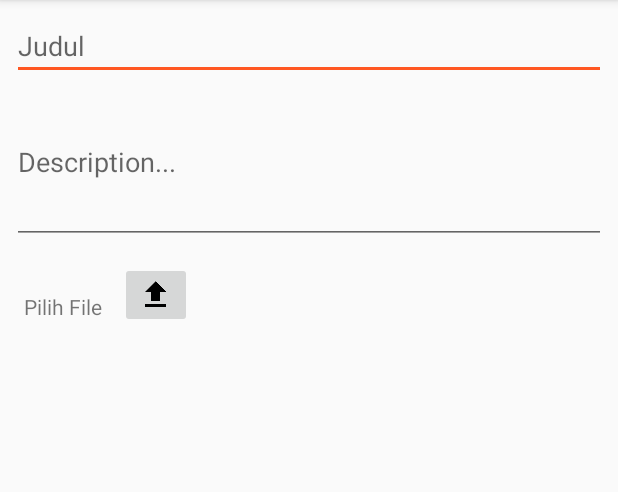
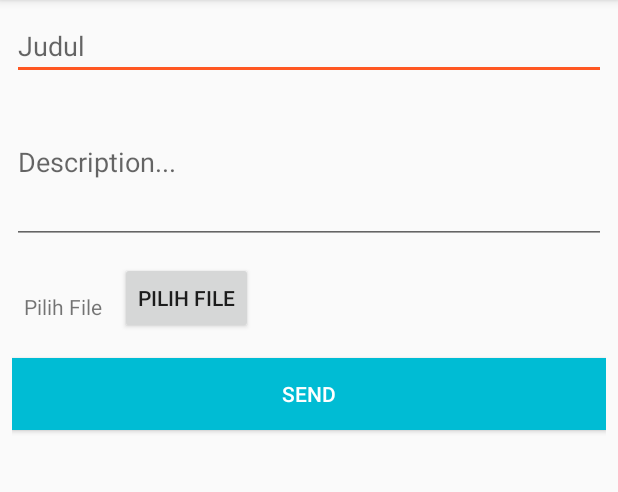
Before and after one commit to ElaNovita/PelinMobile, an Android app: the UploadMateri screen opened directly, with no data from a screen before it, on a phone screen of 412 x 824 dp, the part 84-576 px from its top. Run offline under Robolectric (Android 15) with nearby library versions, the phone set to English and light mode, and no system bars; network calls fail.

```diff
--- a/app/src/main/AndroidManifest.xml
+++ b/app/src/main/AndroidManifest.xml
@@ -2,6 +2,7 @@
 <manifest xmlns:android="http://schemas.android.com/apk/res/android"
     package="com.example.ela.pelinmobile">
     <uses-permission android:name="android.permission.INTERNET"/>
+    <uses-permission android:name="android.permission.READ_EXTERNAL_STORAGE"/>
 
     <application
         android:allowBackup="true"
--- a/app/src/main/java/com/example/ela/pelinmobile/Interface/MateriInterface.java
+++ b/app/src/main/java/com/example/ela/pelinmobile/Interface/MateriInterface.java
@@ -6,12 +6,15 @@ import java.util.List;
 
 import okhttp3.MultipartBody;
 import okhttp3.RequestBody;
+import okhttp3.ResponseBody;
 import retrofit2.Call;
+import retrofit2.http.DELETE;
 import retrofit2.http.GET;
 import retrofit2.http.Multipart;
 import retrofit2.http.POST;
 import retrofit2.http.Part;
 import retrofit2.http.Path;
+import retrofit2.http.Streaming;
 
 /**
  * Created by e on 20/04/16.
@@ -24,6 +27,14 @@ public interface MateriInterface {
 
     @Multipart
     @POST("groups/{groupId}/lessons")
-    Call<MateriModel> createMateri(@Path("groupId") int groupId, MateriModel materiModel, @Part MultipartBody.Part file);
+    Call<MateriModel> createMateri(@Path("groupId") int groupId,
+                                   @Part MultipartBody.Part files,
+                                   @Part("title") RequestBody title,
+                                   @Part("desc") RequestBody desc);
+
+    @DELETE("groups/{groupId}/lessons/{materiId}")
+    Call<ResponseBody> deleteMateri(@Path("groupId") int groupId, @Path("materiId") int materiId);
+
+
 
 }
--- a/app/src/main/java/com/example/ela/pelinmobile/UploadMateri.java
+++ b/app/src/main/java/com/example/ela/pelinmobile/UploadMateri.java
@@ -1,22 +1,26 @@
 package com.example.ela.pelinmobile;
 
 import android.content.Intent;
+import android.net.Uri;
 import android.os.Bundle;
 import android.support.v7.app.AppCompatActivity;
 import android.util.Log;
 import android.view.MenuItem;
 import android.view.View;
 import android.widget.Button;
-import android.widget.ImageButton;
-import android.widget.RelativeLayout;
+import android.widget.EditText;
 import android.widget.TextView;
+import android.widget.Toast;
 
-import com.example.ela.pelinmobile.Fragment.GroupDetail.MateriFragment;
 import com.example.ela.pelinmobile.Helper.RetrofitBuilder;
 import com.example.ela.pelinmobile.Interface.MateriInterface;
 import com.example.ela.pelinmobile.Model.MateriModel;
 
-import butterknife.Bind;
+import java.io.File;
+
+import okhttp3.MediaType;
+import okhttp3.MultipartBody;
+import okhttp3.RequestBody;
 import retrofit2.Call;
 import retrofit2.Callback;
 import retrofit2.Response;
@@ -26,12 +30,16 @@ import retrofit2.Response;
  */
 public class UploadMateri extends AppCompatActivity {
 
-    TextView TextuploadMateri, title;
-    Button btnSendMateri;
-    ImageButton upMateri;
+    EditText title, description;
+    TextView TextuploadMateri;
+    Button btnSendMateri, upMateri;
     private static final int PICKFILE_RESULT_CODE = 1;
-
+    File file;
+    RequestBody requestBody;
+    MediaType MEDIA_TYPE_PNG;
     String materiTitle, desc;
+    MultipartBody.Part requestFileBody;
+    RequestBody titles, descriptions;
 
     @Override
     protected void onCreate(Bundle savedInstanceState) {
@@ -46,8 +54,9 @@ public class UploadMateri extends AppCompatActivity {
 
         TextuploadMateri = (TextView) findViewById(R.id.uploadMateri);
         btnSendMateri = (Button) findViewById(R.id.sendMateri);
-        upMateri = (ImageButton) findViewById(R.id.upMateri);
-        title = (TextView) findViewById(R.id.materi_title);
+        upMateri = (Button) findViewById(R.id.upMateri);
+        title = (EditText) findViewById(R.id.materi_title);
+        description = (EditText) findViewById(R.id.desc);
 
         upMateri.setOnClickListener(new View.OnClickListener() {
             @Override
@@ -61,28 +70,14 @@ public class UploadMateri extends AppCompatActivity {
         btnSendMateri.setOnClickListener(new View.OnClickListener() {
             @Override
             public void onClick(View v) {
+                materiTitle = title.getText().toString();
+                desc = description.getText().toString();
 
-                materiTitle = title.getText().toString();
-                desc = TextuploadMateri.getText().toString();
+                titles = RequestBody.create(MediaType.parse("multipart/form-data"), materiTitle);
+                descriptions = RequestBody.create(MediaType.parse("multipart/form-data"), desc);
 
-//                MateriInterface materiInterface = new RetrofitBuilder(getApplicationContext()).getRetrofit().create(MateriInterface.class);
-//
-//                MateriModel materi = new MateriModel();
-//                materi.setTitle(materiTitle);
-//                materi.setDescription(desc);
-//
-//                Call<MateriModel> call = materiInterface.createMateri(groupId);
-//                call.enqueue(new Callback<MateriModel>() {
-//                    @Override
-//                    public void onResponse(Call<MateriModel> call, Response<MateriModel> response) {
-//
-//                    }
-//
-//                    @Override
-//                    public void onFailure(Call<MateriModel> call, Throwable t) {
-//
-//                    }
-//                });
+                sendFile(requestFileBody, titles, descriptions);
+
             }
         });
 
@@ -93,8 +88,21 @@ public class UploadMateri extends AppCompatActivity {
         switch (requestCode) {
             case PICKFILE_RESULT_CODE:
                 if (resultCode == RESULT_OK) {
-                    String FilePath = data.getData().getLastPathSegment();
-                    TextuploadMateri.setText(FilePath);
+
+
+                    String name = data.getData().getPath().toString();
+                    Uri uri = data.getData();
+
+                    Log.d("respon", "onActivityResult: " + uri.toString());
+
+
+                    File file = new File(uri.getPath());
+
+                    RequestBody requestFile = RequestBody.create(MediaType.parse("multipart/form-data"), file);
+                    requestFileBody = MultipartBody.Part.createFormData("file", file.getName(), requestFile);
+
+
+
                     btnSendMateri.setVisibility(View.VISIBLE);
                 }
                 break;
@@ -114,4 +122,22 @@ public class UploadMateri extends AppCompatActivity {
 
         return super.onOptionsItemSelected(item);
     }
+
+    private void sendFile(MultipartBody.Part files, RequestBody titles, RequestBody descriptions) {
+
+        MateriInterface materiInterface = new RetrofitBuilder(getApplicationContext()).getRetrofit().create(MateriInterface.class);
+        Call<MateriModel> call = materiInterface.createMateri(4, files, titles, descriptions);
+        call.enqueue(new Callback<MateriModel>() {
+            @Override
+            public void onResponse(Call<MateriModel> call, Response<MateriModel> response) {
+                Log.d("respon", "onResponse: respon " + response.code());
+            }
+
+            @Override
+            public void onFailure(Call<MateriModel> call, Throwable t) {
+                Log.e("respon", "onFailure: salah ", t);
+            }
+        });
+
+    }
 }
--- a/app/src/main/res/layout/add_materi.xml
+++ b/app/src/main/res/layout/add_materi.xml
@@ -11,6 +11,7 @@
         android:hint="Judul"
         android:layout_marginTop="8dp"/>
     <EditText
+        android:id="@+id/desc"
         android:layout_width="match_parent"
         android:layout_height="wrap_content"
         android:lines="4"
@@ -28,13 +29,13 @@
             android:text="Pilih File"
             android:layout_marginTop="20dp"
             android:layout_alignParentLeft="true"/>
-        <ImageButton
+        <Button
             android:id="@+id/upMateri"
             android:layout_width="wrap_content"
             android:layout_height="wrap_content"
             android:layout_toRightOf="@id/uploadMateri"
             android:layout_marginLeft="12dp"
-            android:src="@drawable/ic_file_upload_black_24dp"/>
+            android:text="pilih file"/>
     </RelativeLayout>
     <Button
         android:id="@+id/sendMateri"
@@ -42,8 +43,7 @@
         android:layout_height="wrap_content"
         android:background="@color/colorPrimary"
         android:textColor="@android:color/white"
-        android:text="Send File"
-        android:layout_marginTop="16dp"
-        android:visibility="invisible"/>
+        android:text="Send"
+        android:layout_marginTop="16dp"/>
 
 </LinearLayout>
```
Also changed, not shown: app/src/main/java/com/example/ela/pelinmobile/Adapter/ConfirmAdapter.java (+37 -5 lines), app/src/main/java/com/example/ela/pelinmobile/Adapter/MateriAdapter.java (+30 -1 lines), app/src/main/java/com/example/ela/pelinmobile/Fragment/GroupDetail/ConfirmMember.java (+8 -2 lines), app/src/main/java/com/example/ela/pelinmobile/Fragment/GroupDetail/MateriFragment.java (+80 -21 lines), app/src/main/java/com/example/ela/pelinmobile/Fragment/GroupDetail/MemberFragment.java (+8 -3 lines), app/src/main/java/com/example/ela/pelinmobile/Interface/RequestInterface.java (+15 -2 lines), app/src/main/java/com/example/ela/pelinmobile/Model/ApproveModel.java (added, +16 -0 lines), app/src/main/res/layout/fragment_materi.xml (+10 -0 lines).
